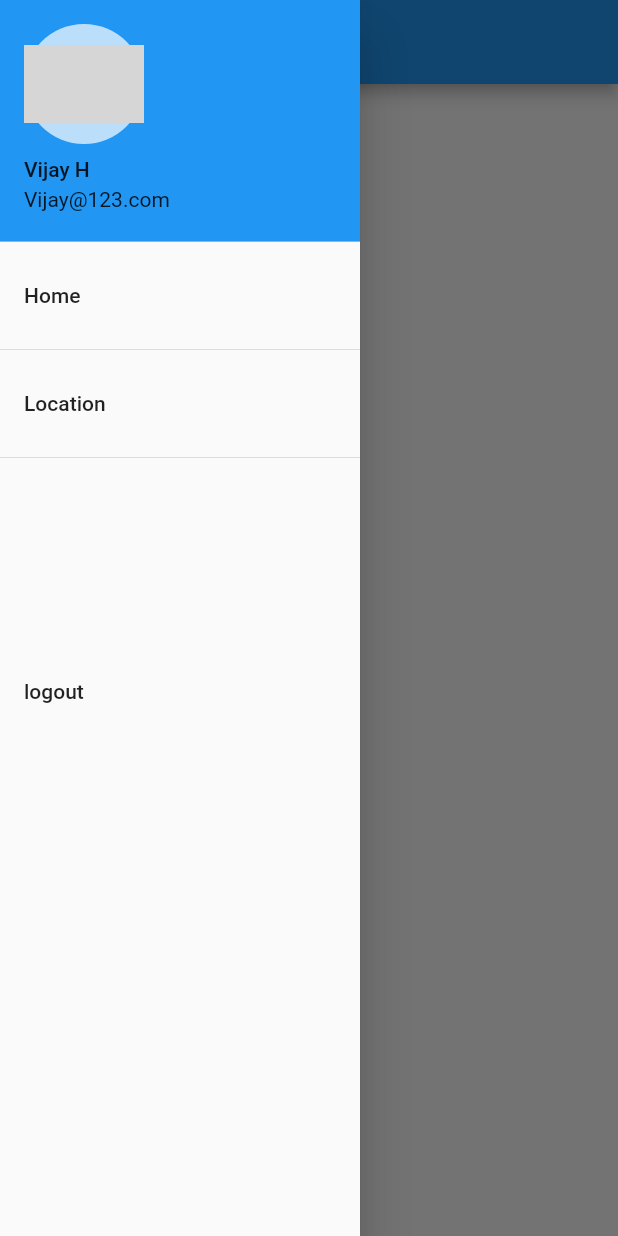
After one commit to VijayHonnegowda/wander, a Flutter app: the HomeScreen screen opened directly, with the side drawer open, on a phone screen of 412 x 824 dp. The commit adds this screen. Run offline on Flutter 3.47's test engine with Material 2 defaults, Android fonts, the phone set to English and light mode, and no system bars; our stand-ins replace geocoding, geolocator, google_maps_flutter, google_places_flutter; missing offline and left inert: custom_info_window; network calls fail; grey boxes are pictures that could not be loaded.

Commit message:
drawer file created.

```diff
--- /dev/null
+++ b/lib/drawer.dart
@@ -0,0 +1,47 @@
+import 'package:wander/constants/app_exports.dart';
+
+class DrawerOption extends StatelessWidget {
+  const DrawerOption({super.key});
+
+  @override
+  Widget build(BuildContext context) {
+    return Drawer(
+      width: 240,
+      child: ListView(
+        children: [
+          const UserAccountsDrawerHeader(
+            currentAccountPicture: CircleAvatar(
+              child: Image(
+                image: NetworkImage(
+                    "https://cdn.pixabay.com/photo/2018/08/28/12/41/avatar-3637425_1280.png"),
+                height: 52,
+                width: 80,
+              ),
+            ),
+            currentAccountPictureSize: Size.square(80),
+            accountName: Text("Vijay H"),
+            accountEmail: Text("Vijay@123.com"),
+          ),
+          const ListTile(
+            title: Text("Home"),
+          ),
+          const Divider(),
+          ListTile(
+            title: const Text("Location"),
+            onTap: (){
+              Navigator.push(
+                  context,
+                  MaterialPageRoute(
+                      builder: (context) => const LocationServices()));
+            },
+          ),
+          const Divider(),
+          const SizedBox(height: 120),
+          const ListTile(
+            title: Text("logout"),
+          ),
+        ],
+      ),
+    );
+  }
+}
--- a/lib/home_screen.dart
+++ b/lib/home_screen.dart
@@ -1,4 +1,5 @@
 import 'package:wander/constants/app_exports.dart';
+import 'package:wander/drawer.dart';
 
 class HomeScreen extends StatelessWidget {
   const HomeScreen({super.key});
@@ -6,12 +7,13 @@ class HomeScreen extends StatelessWidget {
   @override
   Widget build(BuildContext context) {
     return Scaffold(
+      drawer: const DrawerOption(),
       appBar: AppBar(
         title: const Text("Wander"),
+        centerTitle: true,
       ),
-      body:Column(
-        children: const  [
-          LocationServices(),
+      body: Column(
+        children: [
         ],
       ),
     );
```
Also changed, not shown: lib/location.dart (+17 -7 lines), lib/constants/app_exports.dart (line endings or trailing spaces).
